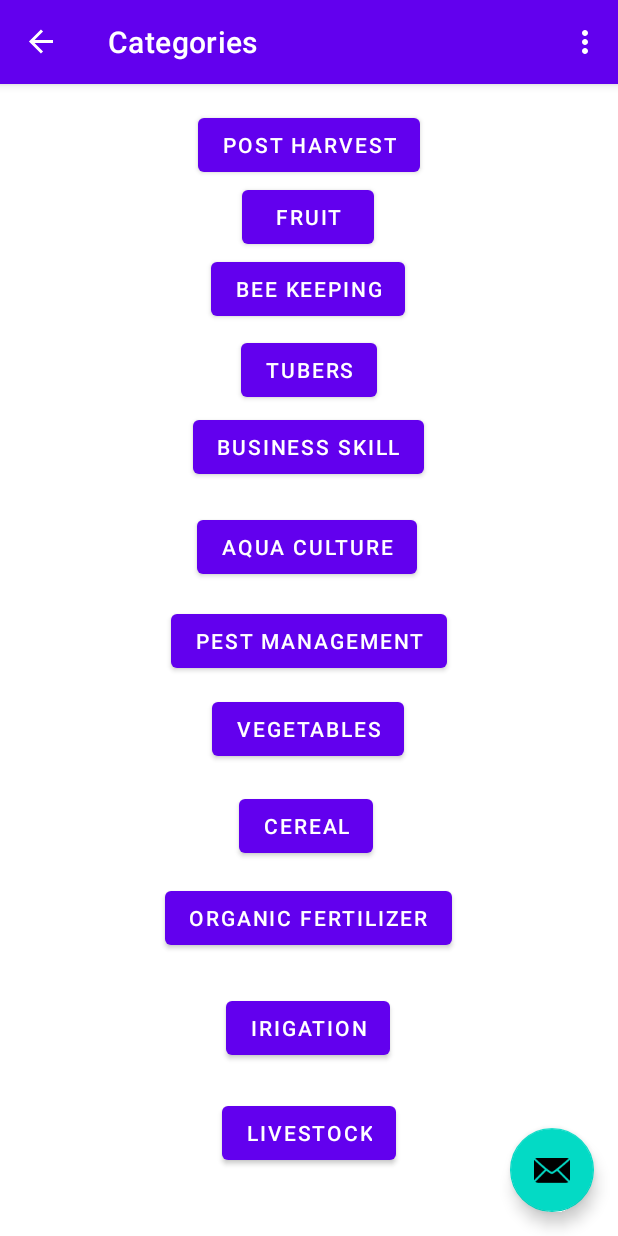
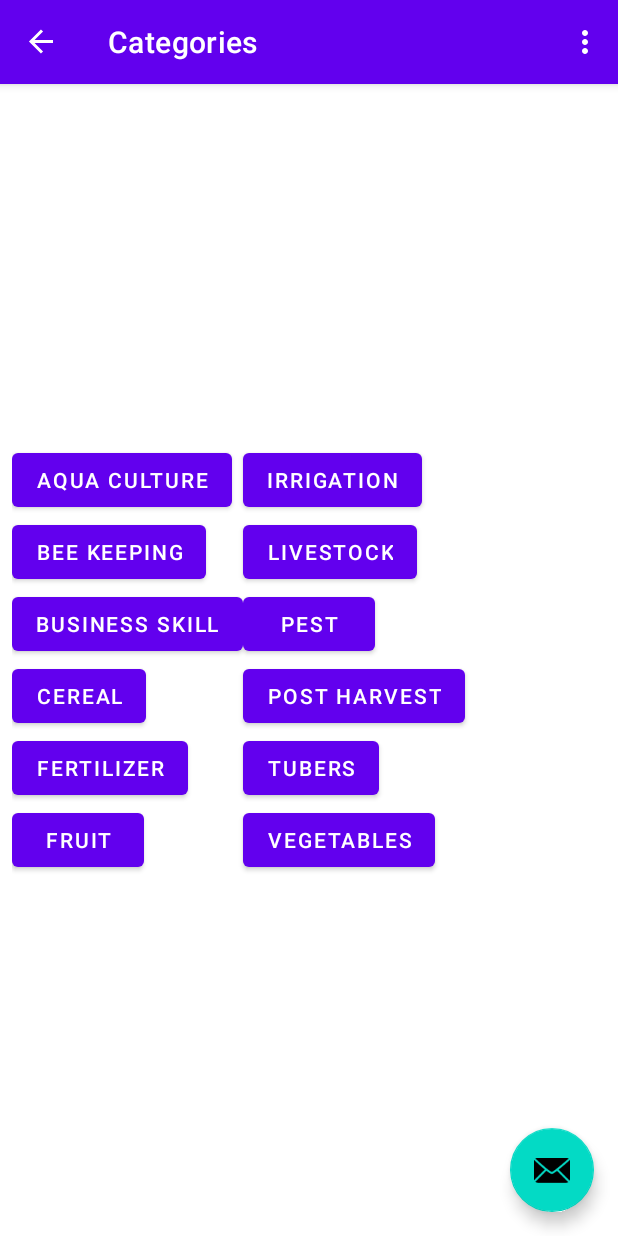
Before and after one commit to treytaylor687/AmbaFarmersVoice, an Android app: the CategoryFragment screen opened through its navigation route, on a phone screen of 412 x 824 dp. Run offline under Robolectric (Android 15) with nearby library versions, the phone set to English and light mode, and no system bars; our stand-ins replace navigation-ui.

Commit message:
buttons
Organize and rename buttons

```diff
--- a/Amba/app/src/main/java/com/example/ambafamersvoice/CategoryFragment.java
+++ b/Amba/app/src/main/java/com/example/ambafamersvoice/CategoryFragment.java
@@ -29,16 +29,16 @@ public class CategoryFragment extends Fragment {
         //ListView listView = (ListView) view.findViewById(R.id.fruitView);
         binding = FragmentCategoryBinding.inflate(inflater, container, false);
         View view = inflater.inflate(R.layout.fragment_category, container, false);
-        Button btn4 = (Button) view.findViewById(R.id.button4);
-        btn4.setOnClickListener(new View.OnClickListener() {
+        Button btn_aqua = (Button) view.findViewById(R.id.btn_aqua);
+        btn_aqua.setOnClickListener(new View.OnClickListener() {
             @Override
             public void onClick(View v) {
                 Intent in = new Intent(getActivity(), Video_1.class);
                 startActivity(in);}
        });
-        return view;
-    }
 
+       return view;
+   }
     public void onViewCreated(@NonNull View view, Bundle savedInstanceState) {
         super.onViewCreated(view, savedInstanceState);
 
--- a/Amba/app/src/main/res/layout/fragment_category.xml
+++ b/Amba/app/src/main/res/layout/fragment_category.xml
@@ -1,164 +1,138 @@
 <?xml version="1.0" encoding="utf-8"?>
-<androidx.constraintlayout.widget.ConstraintLayout xmlns:android="http://schemas.android.com/apk/res/android"
+<GridLayout xmlns:android="http://schemas.android.com/apk/res/android"
     xmlns:app="http://schemas.android.com/apk/res-auto"
     xmlns:tools="http://schemas.android.com/tools"
-    android:layout_width="match_parent"
-    android:layout_height="match_parent"
-    tools:context=".CategoryFragment">
+    android:layout_width="fill_parent"
+    android:layout_height="wrap_content"
+    tools:context=".CategoryFragment"
+    android:rowCount="6"
+    android:columnCount="2"
+    android:layout_centerHorizontal="true"
+    android:layout_centerVertical="true"
+    android:padding="8dp"
+    android:layout_gravity="center_vertical"
+
+    >
+
 
     <Button
-        android:id="@+id/button4"
+        android:id="@+id/btn_post"
         android:layout_width="wrap_content"
 
         android:layout_height="wrap_content"
 
-        android:text="Post Harvest"
-        app:layout_constraintBottom_toBottomOf="parent"
-        app:layout_constraintEnd_toEndOf="parent"
-        app:layout_constraintStart_toStartOf="parent"
-        app:layout_constraintTop_toTopOf="parent"
-        app:layout_constraintVertical_bias="0.023"></Button>
+        android:layout_row="3"
+        android:layout_column="1"
+
+        android:text="Post Harvest" />
 
     <Button
-        android:id="@+id/button5"
+        android:id="@+id/btn_fruit"
+        android:layout_width="wrap_content"
+        android:layout_height="wrap_content"
+        android:layout_row="5"
+        android:layout_column="0"
+
+
+        android:text="Fruit" />
+
+    <Button
+        android:id="@+id/btn_vege"
         android:layout_width="wrap_content"
         android:layout_height="wrap_content"
 
-        android:text="Fruit"
-        app:layout_constraintBottom_toBottomOf="parent"
-        app:layout_constraintEnd_toEndOf="parent"
-        app:layout_constraintHorizontal_bias="0.498"
-        app:layout_constraintStart_toStartOf="parent"
-        app:layout_constraintTop_toBottomOf="@+id/button4"
-        app:layout_constraintVertical_bias="0.0"></Button>
+        android:layout_row="5"
+        android:layout_column="1"
+
+
+        android:text="Vegetables" />
 
     <Button
-        android:id="@+id/button6"
+        android:id="@+id/btn_cer"
+        android:layout_width="wrap_content"
+        android:layout_height="wrap_content"
+        android:layout_row="3"
+        android:layout_column="0"
+
+        android:text="Cereal"
+        />
+
+    <Button
+        android:id="@+id/btn_fert"
+        android:layout_width="wrap_content"
+        android:layout_height="wrap_content"
+        android:layout_row="4"
+        android:layout_column="0"
+
+        android:text="Fertilizer"
+        />
+
+    <Button
+        android:id="@+id/btn_irri"
+        android:layout_width="wrap_content"
+        android:layout_height="wrap_content"
+        android:layout_row="0"
+        android:layout_column="1"
+
+        android:text="Irrigation" />
+
+    <Button
+        android:id="@+id/btn_tubers"
         android:layout_width="wrap_content"
         android:layout_height="wrap_content"
 
-        android:text="Vegetables"
-        app:layout_constraintBottom_toBottomOf="parent"
-        app:layout_constraintEnd_toEndOf="parent"
-        app:layout_constraintHorizontal_bias="0.498"
-        app:layout_constraintStart_toStartOf="parent"
-        app:layout_constraintTop_toBottomOf="@+id/button5"
-        app:layout_constraintVertical_bias="0.483"></Button>
+        android:layout_row="4"
+        android:layout_column="1"
+
+
+        android:text="Tubers" />
 
     <Button
-        android:id="@+id/button7"
+        android:id="@+id/btn_live"
+        android:layout_width="wrap_content"
+        android:layout_height="wrap_content"
+        android:layout_row="1"
+        android:layout_column="1"
+
+
+        android:text="livestock" />
+
+    <Button
+        android:id="@+id/btn_pest"
+        android:layout_width="wrap_content"
+        android:layout_height="wrap_content"
+        android:layout_row="2"
+        android:layout_column="1"
+
+        android:text="Pest" />
+
+    <Button
+        android:id="@+id/btn_aqua"
+        android:layout_width="wrap_content"
+        android:layout_height="wrap_content"
+        android:layout_row="0"
+        android:layout_column="0"
+
+        android:text="Aqua culture"
+        />
+
+    <Button
+        android:id="@+id/btn_business"
+        android:layout_width="wrap_content"
+        android:layout_height="wrap_content"
+        android:layout_row="2"
+        android:layout_column="0"
+
+        android:text="Business Skill"
+        />
+
+    <Button
+        android:id="@+id/btn_bee"
         android:layout_width="wrap_content"
         android:layout_height="wrap_content"
 
-        android:text="Cereal"
-        app:layout_constraintBottom_toBottomOf="parent"
-        app:layout_constraintEnd_toEndOf="parent"
-        app:layout_constraintHorizontal_bias="0.493"
-        app:layout_constraintStart_toStartOf="parent"
-        app:layout_constraintTop_toBottomOf="@+id/button6"
-        app:layout_constraintVertical_bias="0.062"></Button>
+        android:layout_row="1"
+        android:layout_column="0"
+        android:text="Bee Keeping" />
 
-    <Button
-        android:id="@+id/button8"
-        android:layout_width="wrap_content"
-        android:layout_height="wrap_content"
-
-        android:text="Organic Fertilizer"
-        app:layout_constraintBottom_toBottomOf="parent"
-        app:layout_constraintEnd_toEndOf="parent"
-        app:layout_constraintHorizontal_bias="0.497"
-        app:layout_constraintStart_toStartOf="parent"
-        app:layout_constraintTop_toBottomOf="@+id/button7"
-        app:layout_constraintVertical_bias="0.067"></Button>
-
-    <Button
-        android:id="@+id/button9"
-        android:layout_width="wrap_content"
-        android:layout_height="wrap_content"
-
-        android:text="Irigation"
-        app:layout_constraintBottom_toBottomOf="parent"
-        app:layout_constraintEnd_toEndOf="parent"
-        app:layout_constraintHorizontal_bias="0.498"
-        app:layout_constraintStart_toStartOf="parent"
-        app:layout_constraintTop_toBottomOf="@+id/button8"
-        app:layout_constraintVertical_bias="0.179"></Button>
-
-    <Button
-        android:id="@+id/button10"
-        android:layout_width="wrap_content"
-        android:layout_height="wrap_content"
-
-        android:text="Tubers"
-        app:layout_constraintBottom_toBottomOf="parent"
-        app:layout_constraintEnd_toEndOf="parent"
-        app:layout_constraintStart_toStartOf="parent"
-        app:layout_constraintTop_toBottomOf="@+id/button5"
-        app:layout_constraintVertical_bias="0.089"></Button>
-
-    <Button
-        android:id="@+id/button11"
-        android:layout_width="wrap_content"
-        android:layout_height="wrap_content"
-
-        android:text="livestock"
-        app:layout_constraintBottom_toBottomOf="parent"
-        app:layout_constraintEnd_toEndOf="parent"
-        app:layout_constraintStart_toStartOf="parent"
-        app:layout_constraintTop_toBottomOf="@+id/button5"
-        app:layout_constraintVertical_bias="0.927"></Button>
-
-    <Button
-        android:id="@+id/button12"
-        android:layout_width="wrap_content"
-        android:layout_height="wrap_content"
-
-        android:text="Pest Management"
-        app:layout_constraintBottom_toBottomOf="parent"
-        app:layout_constraintEnd_toEndOf="parent"
-        app:layout_constraintHorizontal_bias="0.501"
-        app:layout_constraintStart_toStartOf="parent"
-        app:layout_constraintTop_toBottomOf="@+id/button5"
-        app:layout_constraintVertical_bias="0.386"></Button>
-
-    <Button
-        android:id="@+id/button13"
-        android:layout_width="wrap_content"
-        android:layout_height="wrap_content"
-
-        android:text="Aqua culture"
-        app:layout_constraintBottom_toBottomOf="parent"
-        app:layout_constraintEnd_toEndOf="parent"
-        app:layout_constraintHorizontal_bias="0.496"
-        app:layout_constraintStart_toStartOf="parent"
-        app:layout_constraintTop_toBottomOf="@+id/button5"
-        app:layout_constraintVertical_bias="0.283"></Button>
-
-    <Button
-        android:id="@+id/button14"
-        android:layout_width="wrap_content"
-        android:layout_height="wrap_content"
-
-        android:text="Business Skill"
-        app:layout_constraintBottom_toBottomOf="parent"
-        app:layout_constraintEnd_toEndOf="parent"
-        app:layout_constraintHorizontal_bias="0.498"
-        app:layout_constraintStart_toStartOf="parent"
-        app:layout_constraintTop_toBottomOf="@+id/button5"
-        app:layout_constraintVertical_bias="0.173"></Button>
-
-    <Button
-        android:id="@+id/button15"
-        android:layout_width="wrap_content"
-        android:layout_height="wrap_content"
-
-        android:text="Bee Keeping"
-        app:layout_constraintBottom_toBottomOf="parent"
-        app:layout_constraintEnd_toEndOf="parent"
-        app:layout_constraintHorizontal_bias="0.498"
-        app:layout_constraintStart_toStartOf="parent"
-        app:layout_constraintTop_toBottomOf="@+id/button5"
-        app:layout_constraintVertical_bias="0.0"></Button>
-
-
-</androidx.constraintlayout.widget.ConstraintLayout>
+</GridLayout>
```
